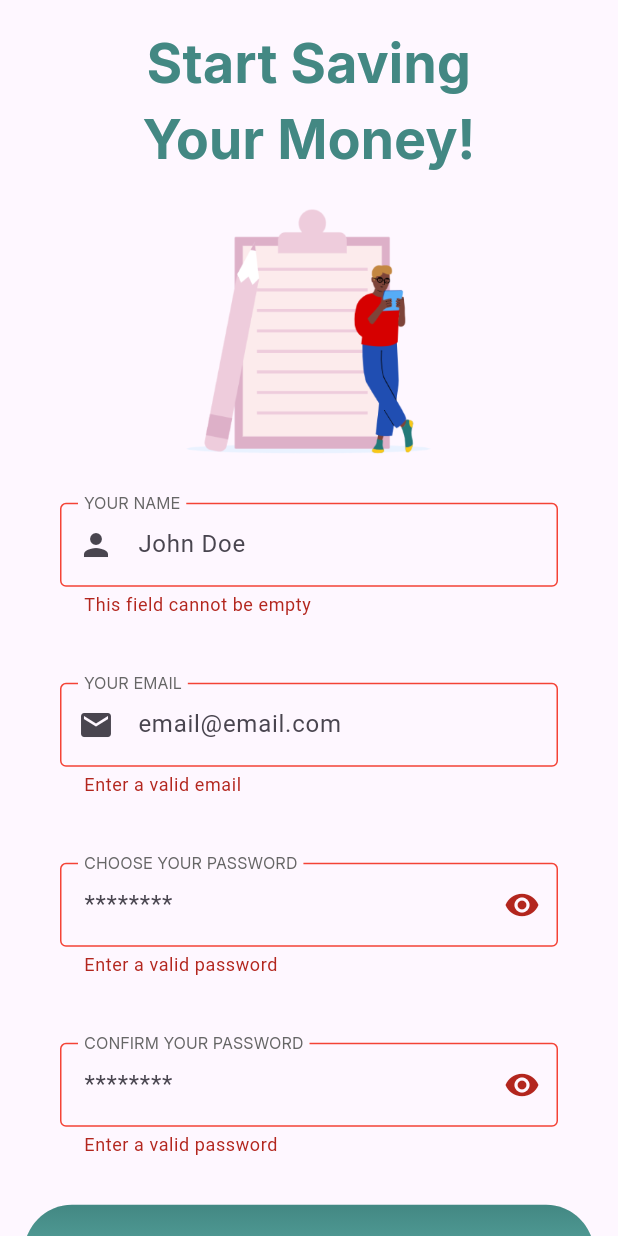
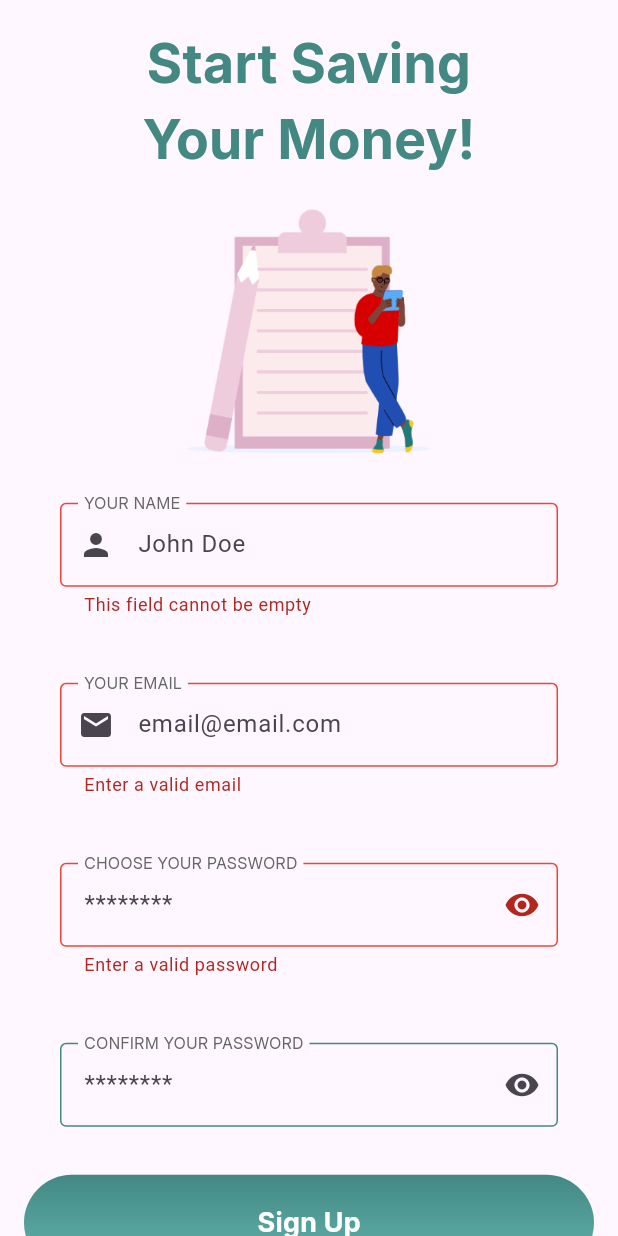
Before and after one commit to alvaro-veiga/finace-app, a Flutter app: the screen it shows after launch, after a tap on "Sign Up", on a phone screen of 412 x 824 dp. Run offline on Flutter 3.47's test engine with Material 3 defaults, Android fonts, the phone set to English and light mode, and no system bars.

Commit message:
feat: create validator

```diff
--- /dev/null
+++ b/finance_app/lib/common/utils/validator.dart
@@ -0,0 +1,36 @@
+class Validator{
+  Validator._();
+  static String? validateName(String? value) {
+    final condition = RegExp(r"((\ *)[\wáéíóúñ]+(\ *)+)+");
+    if(value != null && value.isEmpty) {
+      return "This field cannot be empty";
+    }else if (value != null && !condition.hasMatch(value)) {
+      return "Invaild name";
+    }
+    return null;
+  }
+  static String? validateEmail(String? value) {
+    final condition = RegExp(r"[a-z0-9!#$%&'*+/=?^_`{|}~-]+(?:\.[a-z0-9!#$%&'*+/=?^_`{|}~-]+)*@(?:[a-z0-9](?:[a-z0-9-]*[a-z0-9])?\.)+[a-z0-9](?:[a-z0-9-]*[a-z0-9])?");
+    if(value != null && value.isEmpty) {
+      return "Enter a valid email";
+    }else if (value != null && !condition.hasMatch(value)) {
+      return "Invaild email";
+    }
+    return null;
+  }
+  static String? validatePassword(String? value) {
+    final condition = RegExp(r"(?=.*\d)(?=.*[a-z])(?=.*[A-Z])(?=.*[a-zA-Z]).{8,}$");
+    if(value != null && value.isEmpty) {
+      return "Enter a valid password";
+    }else if (value != null && !condition.hasMatch(value)) {
+      return "Invaild password";
+    }
+    return null;
+  }
+  static String? validateConfirmPassword(String? first, String? second) {
+    if (first != second) {
+      return "Passwords are different";
+    }
+    return null;
+  }
+}
--- a/finance_app/lib/features/sign_up/sign_up_page.dart
+++ b/finance_app/lib/features/sign_up/sign_up_page.dart
@@ -1,6 +1,7 @@
 import 'dart:developer';
 
 import 'package:finance_app/common/constants/app_collors.dart';
+import 'package:finance_app/common/utils/validator.dart';
 import 'package:finance_app/widgets/custom_text_button.dart';
 import 'package:finance_app/widgets/custom_text_form_field.dart';
 import 'package:finance_app/widgets/password_form_field.dart';
@@ -17,6 +18,8 @@ class SignUpPage extends StatefulWidget {
 class _SignUpPageState extends State<SignUpPage> {
 
   final _formkey = GlobalKey<FormState>();
+
+  final _passwordController = TextEditingController();
 
   @override
   Widget build(BuildContext context) {
@@ -55,47 +58,28 @@ class _SignUpPageState extends State<SignUpPage> {
                   labelText: 'your name',
                   hintText: 'John Doe',
                   icon: const Icon(Icons.person),
-                  validator: (value) {
-                    if(value != null && value.isEmpty) {
-                      return "This field cannot be empty";
-                    }
-                    return null;
-                  } ,
+                  validator: Validator.validateName ,
                 ),
                 const SizedBox(height: 20.0),
                 CustomTextFormField(
                   labelText: 'your email',
                   hintText: 'email@email.com',
                   icon: const Icon(Icons.email),
-                  validator: (value) {
-                    if(value != null && value.isEmpty) {
-                      return "Enter a valid email";
-                    }
-                    return null;
-                  } ,
+                  validator: Validator.validateEmail ,
                 ),
                 const SizedBox(height: 20.0),
                 PasswordFormField(
+                  controller: _passwordController,
                   labelText: 'choose your password',
                   hintText: '********',
-                  validator: (value) {
-                    if(value != null && value.isEmpty) {
-                      return "Enter a valid password";
-                    }
-                    return null;
-                  } ,
+                  validator: Validator.validatePassword,
                   helperText: "Must have at least 8 characters, 1 capital letter and 1 number",
                 ),
                 const SizedBox(height: 20.0),
                 PasswordFormField(
                   labelText: 'confirm your password',
                   hintText: '********',
-                  validator: (value) {
-                    if(value != null && value.isEmpty) {
-                      return "Enter a valid password";
-                    }
-                    return null;
-                  } ,
+                  validator: (value) => Validator.validateConfirmPassword(value, _passwordController.text),
                 ),
                 const SizedBox(height: 20.0),
               ],
```
